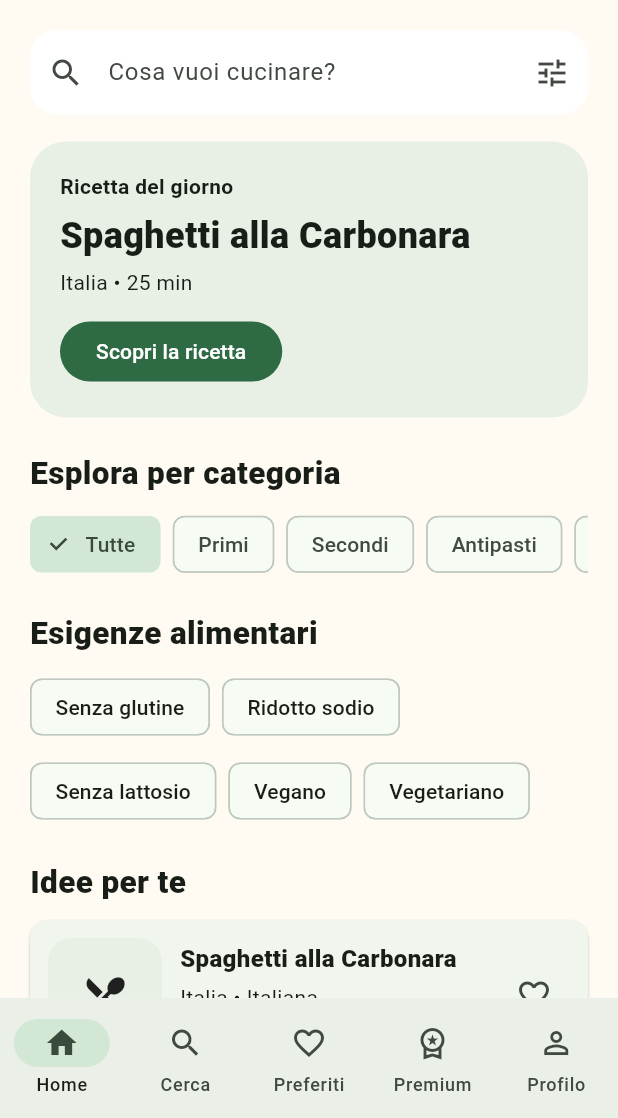
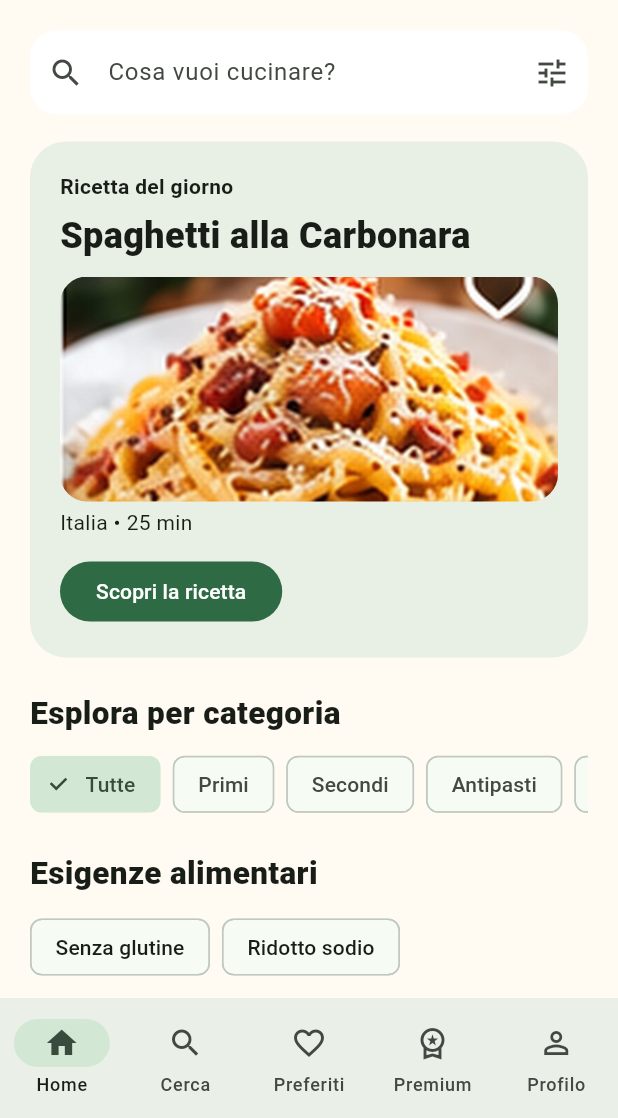
Before and after one commit to hardwaresolutionviterbo/ricette-del-mondo, a Flutter app: the screen it shows after launch, on a phone screen of 412 x 824 dp, the part 118-1236 px from its top. Run offline on Flutter 3.47's test engine with Material 3 defaults, Android fonts, the phone set to English and light mode, and no system bars.

```diff
--- a/lib/main.dart
+++ b/lib/main.dart
@@ -2,6 +2,11 @@ import 'package:flutter/material.dart';
 import 'recipe_repository.dart';
 
 void main() => runApp(const RicetteApp());
+
+String? recipeImage(String id) {
+  const available = {'R001', 'R002', 'R003', 'R004'};
+  return available.contains(id) ? 'assets/images/$id.jpg' : null;
+}
 
 class Recipe {
   final String id, title, country, cuisine, category, difficulty, description;
@@ -128,6 +133,9 @@ class _AppShellState extends State<AppShell> {
           const Text('Ricetta del giorno', style: TextStyle(fontWeight: FontWeight.w700)),
           const SizedBox(height: 6),
           Text(all.first.title, style: const TextStyle(fontSize: 24, fontWeight: FontWeight.w800)),
+          const SizedBox(height: 10),
+          if (recipeImage(all.first.id) != null)
+            ClipRRect(borderRadius: BorderRadius.circular(18), child: Image.asset(recipeImage(all.first.id)!, height: 150, width: double.infinity, fit: BoxFit.cover)),
           const SizedBox(height: 4),
           Text('${all.first.country} • ${all.first.timeMin} min'),
           const SizedBox(height: 12),
@@ -230,9 +238,12 @@ class _AppShellState extends State<AppShell> {
     child: InkWell(onTap: () => openRecipe(r), child: Padding(
       padding: const EdgeInsets.all(12),
       child: Row(children: [
-        Container(width: 76, height: 76, decoration: BoxDecoration(
+        Container(width: 82, height: 82, decoration: BoxDecoration(
           color: const Color(0xFFE8EFE5), borderRadius: BorderRadius.circular(16)),
-          child: const Icon(Icons.restaurant_menu, size: 32)),
+          clipBehavior: Clip.antiAlias,
+          child: recipeImage(r.id) != null
+              ? Image.asset(recipeImage(r.id)!, fit: BoxFit.cover)
+              : const Icon(Icons.restaurant_menu, size: 32)),
         const SizedBox(width: 12),
         Expanded(child: Column(crossAxisAlignment: CrossAxisAlignment.start, children: [
           Text(r.title, style: const TextStyle(fontWeight: FontWeight.w800, fontSize: 16)),
@@ -327,9 +338,12 @@ class RecipePage extends StatelessWidget {
       IconButton(onPressed: onFavorite, icon: Icon(favorite ? Icons.favorite : Icons.favorite_border))
     ]),
     body: ListView(padding: const EdgeInsets.fromLTRB(20, 10, 20, 30), children: [
-      Container(height: 210, decoration: BoxDecoration(
+      Container(height: 245, decoration: BoxDecoration(
         color: const Color(0xFFE8EFE5), borderRadius: BorderRadius.circular(24)),
-        child: const Icon(Icons.restaurant_menu, size: 90)),
+        clipBehavior: Clip.antiAlias,
+        child: recipeImage(recipe.id) != null
+            ? Image.asset(recipeImage(recipe.id)!, fit: BoxFit.cover)
+            : const Icon(Icons.restaurant_menu, size: 90)),
       const SizedBox(height: 18),
       Text(recipe.title, style: const TextStyle(fontSize: 30, fontWeight: FontWeight.w800)),
       const SizedBox(height: 6),
--- a/pubspec.yaml
+++ b/pubspec.yaml
@@ -1,7 +1,7 @@
 name: ricette_del_mondo
 description: Ricette del Mondo — MVP con catalogo locale da 120 ricette.
 publish_to: "none"
-version: 1.4.0+4
+version: 2.0.0+5
 environment:
   sdk: ">=3.0.0 <4.0.0"
 
@@ -19,3 +19,4 @@ flutter:
   uses-material-design: true
   assets:
     - assets/recipes.json
+    - assets/images/
```
Also changed, not shown: assets/images/R001.jpg (added), assets/images/R002.jpg (added), assets/images/R003.jpg (added), assets/images/R004.jpg (added), assets/images/R005.jpg (added), assets/images/R006.jpg (added), assets/images/R007.jpg (added), assets/images/R008.jpg (added), assets/images/R009.jpg (added), assets/images/R010.jpg (added), 2 other files.
